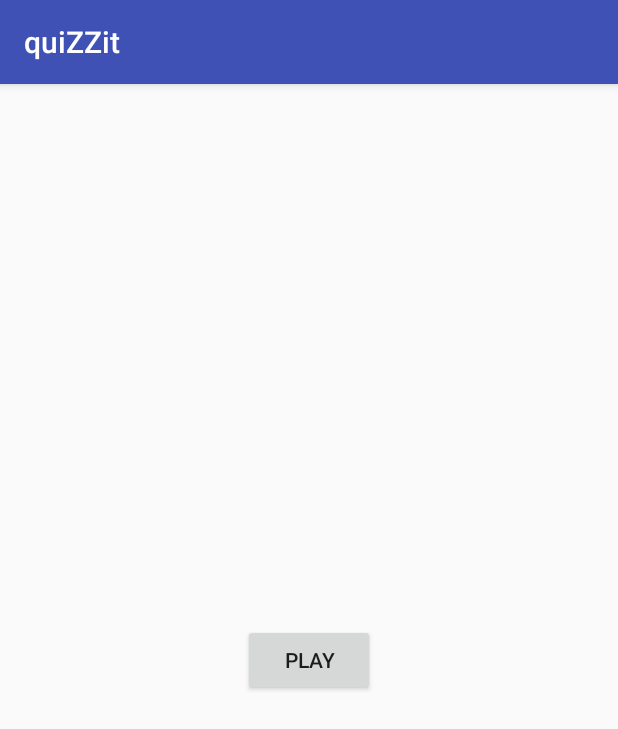
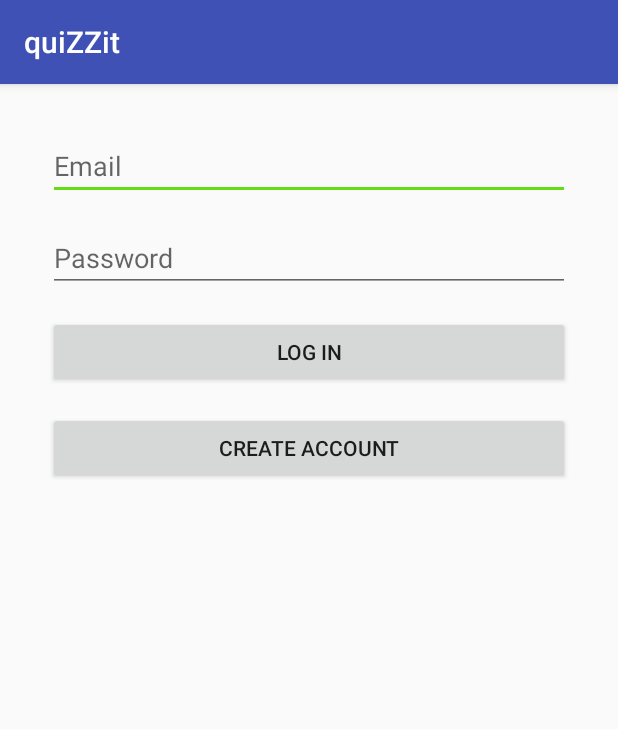
Before and after one commit to Anseria/quizzit, an Android app: the screen it shows after launch (MainActivity), on a phone screen of 412 x 824 dp. Shown: the top 729 px of the screen. Run offline under Robolectric (Android 15) with nearby library versions, the phone set to English and light mode, and no system bars; our stand-ins replace Firebase (no records; nobody signed in at launch, a user with empty details on screens opened directly).

Commit message:
har lagt till login, med email och lösenord. Får därmed ett id för varje inloggad användare. Ska använda det för att strukturera upp frågor och grupper, men committar först.

```diff
--- a/app/build.gradle
+++ b/app/build.gradle
@@ -33,6 +33,7 @@ dependencies {
     implementation 'com.android.support:appcompat-v7:26.1.0'
     implementation 'com.android.support.constraint:constraint-layout:1.0.2'
     implementation 'com.google.firebase:firebase-database:11.0.4'
+    implementation 'com.google.firebase:firebase-auth:11.0.4'
     testImplementation 'junit:junit:4.12'
     androidTestImplementation 'com.android.support.test:runner:1.0.1'
     androidTestImplementation 'com.android.support.test.espresso:espresso-core:3.0.1'
@@ -46,4 +47,5 @@ dependencies {
 }
 
 
+
 apply plugin: 'com.google.gms.google-services'
--- a/app/src/main/AndroidManifest.xml
+++ b/app/src/main/AndroidManifest.xml
@@ -1,6 +1,8 @@
 <?xml version="1.0" encoding="utf-8"?>
 <manifest xmlns:android="http://schemas.android.com/apk/res/android"
     package="joneros.jenny.quizzit">
+
+    <uses-permission android:name="android.permission.INTERNET"></uses-permission>
 
     <application
         android:allowBackup="true"
--- /dev/null
+++ b/app/src/main/java/joneros/jenny/quizzit/LoginFragment.kt
@@ -0,0 +1,116 @@
+package joneros.jenny.quizzit
+
+import android.arch.lifecycle.LifecycleFragment
+import android.arch.lifecycle.Observer
+import android.arch.lifecycle.ViewModelProviders
+import android.os.Bundle
+import android.support.v4.app.Fragment
+import android.support.v4.app.FragmentActivity
+import android.support.v4.content.ContextCompat
+import android.support.v7.widget.LinearLayoutManager
+import android.support.v7.widget.RecyclerView
+import android.util.Log
+import android.view.*
+import android.widget.ImageView
+import android.widget.TextView
+import com.google.android.gms.tasks.OnCompleteListener
+import com.google.firebase.auth.AuthResult
+import com.google.firebase.auth.FirebaseAuth
+import kotlinx.android.synthetic.main.fragment_group_list.*
+import kotlinx.android.synthetic.main.fragment_start.*
+import kotlinx.android.synthetic.main.group_item.*
+import android.widget.Toast
+import com.google.android.gms.tasks.Task
+import android.support.annotation.NonNull
+import android.R.attr.password
+import android.R.attr.password
+import kotlinx.android.synthetic.main.fragment_login.*
+
+
+/**
+ * A simple [Fragment] subclass.
+ */
+class LoginFragment : Fragment() {
+
+    companion object {
+        val TAG = "LoginFragment"
+    }
+
+    var mAuth : FirebaseAuth? = null
+    var currentUser = this.mAuth?.currentUser
+
+    override fun onCreateView(inflater: LayoutInflater?, container: ViewGroup?, savedInstanceState: Bundle?): View? {
+        return inflater!!.inflate(R.layout.fragment_login, container, false)
+    }
+
+    override fun onViewCreated(view: View?, savedInstanceState: Bundle?) {
+        super.onViewCreated(view, savedInstanceState)
+
+        mAuth = FirebaseAuth.getInstance()
+
+        loginButton.setOnClickListener {
+            val email = usernameText.text.toString()
+            val password = passwordText.text.toString()
+            signIn(email, password)
+        }
+
+        createAccountButton.setOnClickListener {
+            val email = usernameText.text.toString()
+            val password = passwordText.text.toString()
+            createNewUser(email, password)
+        }
+    }
+
+
+    fun createNewUser(email: String, password: String) {
+        Log.d(TAG, "email is $email")
+        Log.d(TAG, "password is $password")
+        if(this.mAuth == null) {
+        } else {
+            this.mAuth!!.createUserWithEmailAndPassword(email, password)
+                    .addOnCompleteListener { task ->
+                        if (task.isSuccessful) {
+                            Log.d(TAG, "successfully created user")
+                            signIn(email, password)
+                        } else {
+                            Log.d(TAG, "failed created user, with exception ${task.exception}")
+                        }
+
+                    }
+        }
+    }
+
+    fun signIn(email: String, password: String) {
+        if(this.mAuth == null) {
+        } else {
+            this.mAuth!!.signInWithEmailAndPassword(email, password)
+                    .addOnCompleteListener{ task ->
+                        if( task.isSuccessful){
+                            Log.d(TAG, "successfully signed in")
+                            goToStartFragment()
+                        }
+                        else{
+                            Log.d(TAG, "failed signing in")
+                        }
+                    }
+        }
+    }
+
+    fun goToStartFragment() {
+        fragmentManager
+                .beginTransaction()
+                .replace(R.id.activityMain_containerLayout, StartFragment())
+                .commit()
+        Log.d(TAG, "going to startfragment")
+    }
+
+    override fun onStart() {
+        super.onStart()
+
+        if(currentUser == null) {
+            currentUser = mAuth?.currentUser
+        }
+    }
+
+
+}// Required empty public constructor
--- a/app/src/main/java/joneros/jenny/quizzit/StartFragment.kt
+++ b/app/src/main/java/joneros/jenny/quizzit/StartFragment.kt
@@ -14,10 +14,17 @@ import android.util.Log
 import android.view.*
 import android.widget.ImageView
 import android.widget.TextView
+import com.google.android.gms.tasks.OnCompleteListener
+import com.google.firebase.auth.AuthResult
+import com.google.firebase.auth.FirebaseAuth
 import kotlinx.android.synthetic.main.fragment_group_list.*
 import kotlinx.android.synthetic.main.fragment_start.*
 import kotlinx.android.synthetic.main.group_item.*
-
+import android.widget.Toast
+import com.google.android.gms.tasks.Task
+import android.support.annotation.NonNull
+import android.R.attr.password
+import android.R.attr.password
 
 /**
  * A simple [Fragment] subclass.
@@ -28,7 +35,8 @@ class StartFragment : Fragment() {
         val TAG = "StartFragment"
     }
 
-    var userFBid = ""
+    //var userFBid = ""
+    var mAuth: FirebaseAuth? = null
 
     override fun onCreateView(inflater: LayoutInflater?, container: ViewGroup?, savedInstanceState: Bundle?): View? {
         return inflater!!.inflate(R.layout.fragment_start, container, false)
@@ -37,16 +45,27 @@ class StartFragment : Fragment() {
     override fun onViewCreated(view: View?, savedInstanceState: Bundle?) {
         super.onViewCreated(view, savedInstanceState)
 
-
-        Log.d(TAG, "my FBid is $userFBid")
         playButton.isEnabled = false
 
-        val settingsViewModel = ViewModelProviders.of(activity).get(SettingsViewModel::class.java)
+        mAuth = FirebaseAuth.getInstance()
+        if (mAuth?.currentUser == null) {
+            Log.d(TAG, "going to loginfragment")
+            fragmentManager
+                    .beginTransaction()
+                    .replace(R.id.activityMain_containerLayout, LoginFragment())
+                    .commit()
+        } else {
+            playButton.isEnabled = true
+            Log.d(TAG, "signed in, uid is ${mAuth!!.currentUser?.uid}")
+
+        }
+
+        /*val settingsViewModel = ViewModelProviders.of(activity).get(SettingsViewModel::class.java)
         val usersViewModel = ViewModelProviders.of(activity).get(UserViewModel::class.java)
 
         settingsViewModel.allSettings.observe(this, Observer {
-            if(it?.userFBid == "" || it?.userFBid == null) {
-                val tempUser = User("","")
+            if (it?.userFBid == "" || it?.userFBid == null) {
+                val tempUser = User("", "")
                 val newFBid = usersViewModel.saveUserToFirebase(tempUser)
                 userFBid = newFBid
                 val newSettings = MySettings(userFBid)
@@ -59,15 +78,30 @@ class StartFragment : Fragment() {
                 Log.d(TAG, "my FBid bbb is ${it.userFBid}")
             }
             Log.d(TAG, "my FBid ccc is $userFBid")
-        })
+        })*/
 
-        playButton.setOnClickListener{
+        settingsButton.setOnClickListener {
+            fragmentManager
+                    .beginTransaction()
+                    .replace(R.id.activityMain_containerLayout, SetSettingsFragment())
+                    .addToBackStack(null)
+                    .commit()
+        }
+
+        playButton.setOnClickListener {
             fragmentManager
                     .beginTransaction()
                     .replace(R.id.activityMain_containerLayout, GroupListFragment())
                     .addToBackStack(null)
                     .commit()
         }
+
+        signoutButton.setOnClickListener{
+            mAuth?.signOut()
+            fragmentManager
+                    .beginTransaction()
+                    .replace(R.id.activityMain_containerLayout, LoginFragment())
+                    .commit()
+        }
     }
-
 }// Required empty public constructor
--- a/app/src/main/java/joneros/jenny/quizzit/User.kt
+++ b/app/src/main/java/joneros/jenny/quizzit/User.kt
@@ -66,8 +66,8 @@ class UserViewModel(application: Application) : AndroidViewModel(application) {
         executor.execute { usersDao.removeUser(user) }
     }
 
-    fun saveUserToFirebase(user: User): String {
-        return userRepository.saveUser(user)
+    fun saveUserToFirebase(user: User) {
+        userRepository.saveUser(user)
     }
 
     fun loadUserFromFirebase(FBid: String) {
--- a/app/src/main/java/joneros/jenny/quizzit/UserRepository.kt
+++ b/app/src/main/java/joneros/jenny/quizzit/UserRepository.kt
@@ -70,23 +70,16 @@ class UserRepository {
         return MediatorLiveData()
     }
 
-    fun saveUser(user: User): String {
+    fun saveUser(user: User) {
         val firebaseUser = FirebaseUser(user.name)
-        var idet = user.FBid
-        Log.d(TAG, "saving Contact $firebaseUser")
-        Log.d(TAG, "the id of the contact is $idet.")
         when (user.FBid) {
             "" -> {
-                val newRef = usersRef.push()
-                idet = usersRef.key
                 usersRef.push().setValue(firebaseUser).addOnCompleteListener {
-                    //contactsRef.child(contact.id).key
                     Log.d(TAG, "Completed; ${it.isSuccessful}")
                 }
             }
             else -> usersRef.child(user.FBid).setValue(firebaseUser)
         }
-        return idet
     }
 
     fun removeContact(user: User) {
--- /dev/null
+++ b/app/src/main/res/layout/fragment_login.xml
@@ -0,0 +1,62 @@
+<android.support.constraint.ConstraintLayout xmlns:android="http://schemas.android.com/apk/res/android"
+    xmlns:app="http://schemas.android.com/apk/res-auto"
+    xmlns:tools="http://schemas.android.com/tools"
+    android:id="@+id/root"
+    android:layout_width="match_parent"
+    android:layout_height="match_parent"
+    tools:context="joneros.jenny.quizzit.LoginFragment">
+
+    <!-- TODO: Update blank fragment layout -->
+
+    <EditText
+        android:id="@+id/usernameText"
+        android:layout_width="0dp"
+        android:layout_height="wrap_content"
+        android:layout_marginEnd="32dp"
+        android:layout_marginStart="32dp"
+        android:layout_marginTop="32dp"
+        android:ems="10"
+        android:hint="Email"
+        android:inputType="textEmailAddress"
+        app:layout_constraintEnd_toEndOf="parent"
+        app:layout_constraintStart_toStartOf="parent"
+        app:layout_constraintTop_toTopOf="parent" />
+
+    <EditText
+        android:id="@+id/passwordText"
+        android:layout_width="0dp"
+        android:layout_height="wrap_content"
+        android:layout_marginEnd="32dp"
+        android:layout_marginStart="32dp"
+        android:layout_marginTop="16dp"
+        android:ems="10"
+        android:hint="Password"
+        android:inputType="textPassword"
+        app:layout_constraintEnd_toEndOf="parent"
+        app:layout_constraintStart_toStartOf="parent"
+        app:layout_constraintTop_toBottomOf="@+id/usernameText" />
+
+    <Button
+        android:id="@+id/loginButton"
+        android:layout_width="0dp"
+        android:layout_height="wrap_content"
+        android:layout_marginEnd="32dp"
+        android:layout_marginStart="32dp"
+        android:layout_marginTop="16dp"
+        android:text="Log in"
+        app:layout_constraintEnd_toEndOf="parent"
+        app:layout_constraintStart_toStartOf="parent"
+        app:layout_constraintTop_toBottomOf="@+id/passwordText" />
+
+    <Button
+        android:id="@+id/createAccountButton"
+        android:layout_width="0dp"
+        android:layout_height="wrap_content"
+        android:layout_marginEnd="32dp"
+        android:layout_marginStart="32dp"
+        android:layout_marginTop="16dp"
+        android:text="create account"
+        app:layout_constraintEnd_toEndOf="parent"
+        app:layout_constraintStart_toStartOf="parent"
+        app:layout_constraintTop_toBottomOf="@+id/loginButton" />
+</android.support.constraint.ConstraintLayout>
```
Also changed, not shown: app/src/main/java/joneros/jenny/quizzit/GroupListFragment.kt (+18 -0 lines), app/src/main/java/joneros/jenny/quizzit/SetSettingsFragment.kt (added, +43 -0 lines), app/src/main/res/drawable/ic_settings_black_24dp.xml (added, +9 -0 lines), app/src/main/res/layout/fragment_set_settings.xml (added, +82 -0 lines), app/src/main/res/layout/fragment_start.xml (+24 -0 lines).
